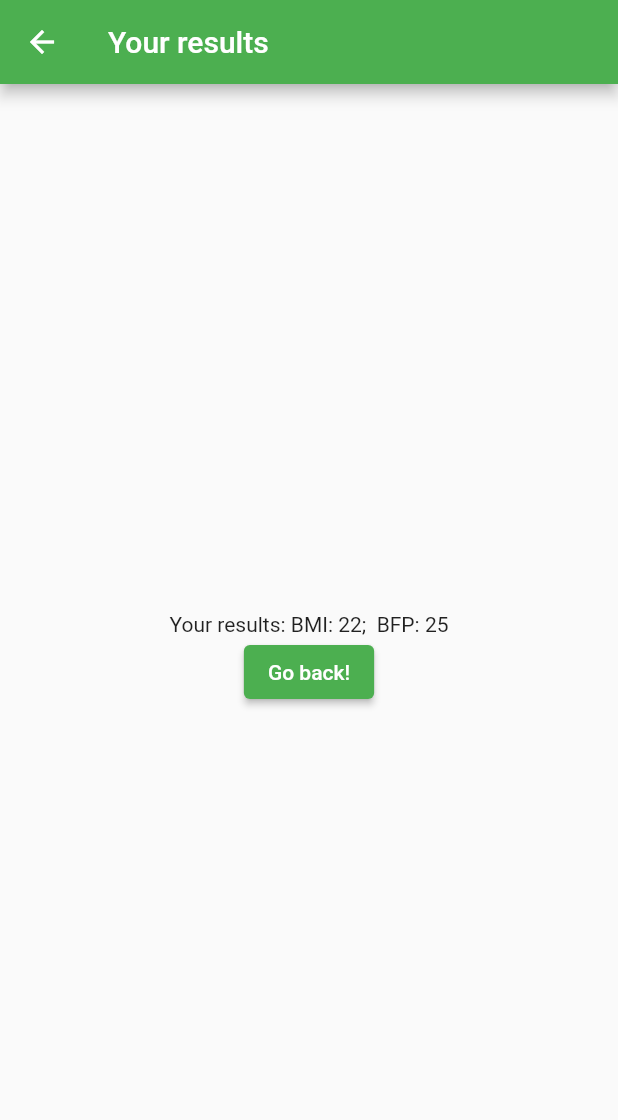
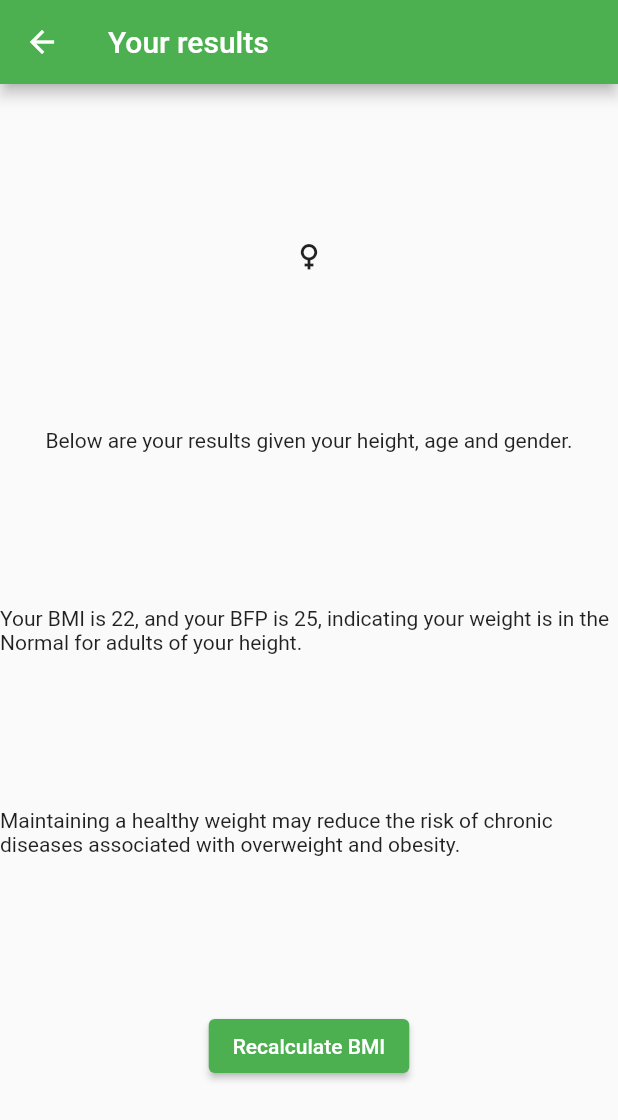
Before and after one commit to rjNemo/bmi_calculator_app, a Flutter app: the screen it shows after launch, after a tap on "Calculate", on a phone screen of 412 x 824 dp. Shown: the top 1120 px of the screen. Run offline on Flutter 3.47's test engine with Material 2 defaults, Android fonts, the light colour scheme and no system bars.

Commit message:
feat: add more info

```diff
--- a/lib/calculator.dart
+++ b/lib/calculator.dart
@@ -28,7 +28,10 @@ class _CalculatorPageState extends State<CalculatorPage> {
       (1.2 * bodyMassIndex() + .23 * _age - 10.8 * _gender - 5.4).round();
 
   @override
-  Widget build(BuildContext context) => Scaffold(
+  Widget build(BuildContext context) {
+    bool _isWoman = _gender == 0;
+
+    return Scaffold(
       appBar: AppBar(
         title: Text(widget.title),
       ),
@@ -41,33 +44,33 @@ class _CalculatorPageState extends State<CalculatorPage> {
               children: <Widget>[
                 Expanded(
                   child: Ink(
-                      decoration: const ShapeDecoration(
-                        color: Colors.lightGreen,
+                    decoration: ShapeDecoration(
+                      color: _isWoman ? Colors.lightGreen : null,
                       shape: CircleBorder(),
                     ),
                     child: IconButton(
-                        icon: const Icon(Icons.female),
+                      icon: Icon(Icons.female),
                       tooltip: 'Choose female gender',
                       onPressed: () {
                         setState(() => _gender = 0);
                       },
-                        color: Colors.white,
+                      color: _isWoman ? Colors.white : Colors.lightGreen,
                     ),
                   ),
                 ),
                 Expanded(
                   child: Ink(
-                      decoration: const ShapeDecoration(
-                        color: Colors.lightGreen,
+                    decoration: ShapeDecoration(
+                      color: !_isWoman ? Colors.lightGreen : null,
                       shape: CircleBorder(),
                     ),
                     child: IconButton(
-                        icon: const Icon(Icons.male),
+                      icon: Icon(Icons.male),
                       tooltip: 'Choose male gender',
                       onPressed: () {
                         setState(() => _gender = 1);
                       },
-                        color: Colors.white,
+                      color: !_isWoman ? Colors.white : Colors.lightGreen,
                     ),
                   ),
                 ),
@@ -105,8 +108,7 @@ class _CalculatorPageState extends State<CalculatorPage> {
             ),
             ElevatedButton(
               onPressed: () {
-                  print(
-                      "BMI: ${bodyMassIndex()};  BFP: ${bodyFatPercentage()}");
+                print("BMI: ${bodyMassIndex()};  BFP: ${bodyFatPercentage()}");
                 Navigator.pushNamed(
                   context,
                   ResultPage.routeName,
@@ -120,3 +122,4 @@ class _CalculatorPageState extends State<CalculatorPage> {
       ),
     );
   }
+}
--- a/lib/result.dart
+++ b/lib/result.dart
@@ -5,6 +5,15 @@ class Results {
   int bodyFatPercentage;
 
   Results(this.bodyMassIndex, this.bodyFatPercentage);
+
+  String category() {
+    if (bodyMassIndex > 12) {
+      return "Normal";
+    }
+    return "Too much";
+  }
+
+  Icon icon() => Icon(Icons.female);
 }
 
 class ResultPage extends StatelessWidget {
@@ -20,15 +29,21 @@ class ResultPage extends StatelessWidget {
       ),
       body: Center(
           child: Column(
-        mainAxisAlignment: MainAxisAlignment.center,
+        mainAxisAlignment: MainAxisAlignment.spaceEvenly,
         children: <Widget>[
+          results.icon(), //
+          Text("Below are your results given your height, age and gender."),
           Text(
-              "Your results: BMI: ${results.bodyMassIndex};  BFP: ${results.bodyFatPercentage}"),
+            "Your BMI is ${results.bodyMassIndex}, and your BFP is ${results.bodyFatPercentage}, indicating your weight is in the ${results.category()} for adults of your height.",
+          ),
+          Text(
+            "Maintaining a healthy weight may reduce the risk of chronic diseases associated with overweight and obesity.",
+          ),
           ElevatedButton(
             onPressed: () {
               Navigator.pop(context);
             },
-            child: Text('Go back!'),
+            child: Text('Recalculate BMI'),
           ),
         ],
       )),
```
Also changed, not shown: 3 other files. Lines whose indentation alone changed are shown as unchanged.
